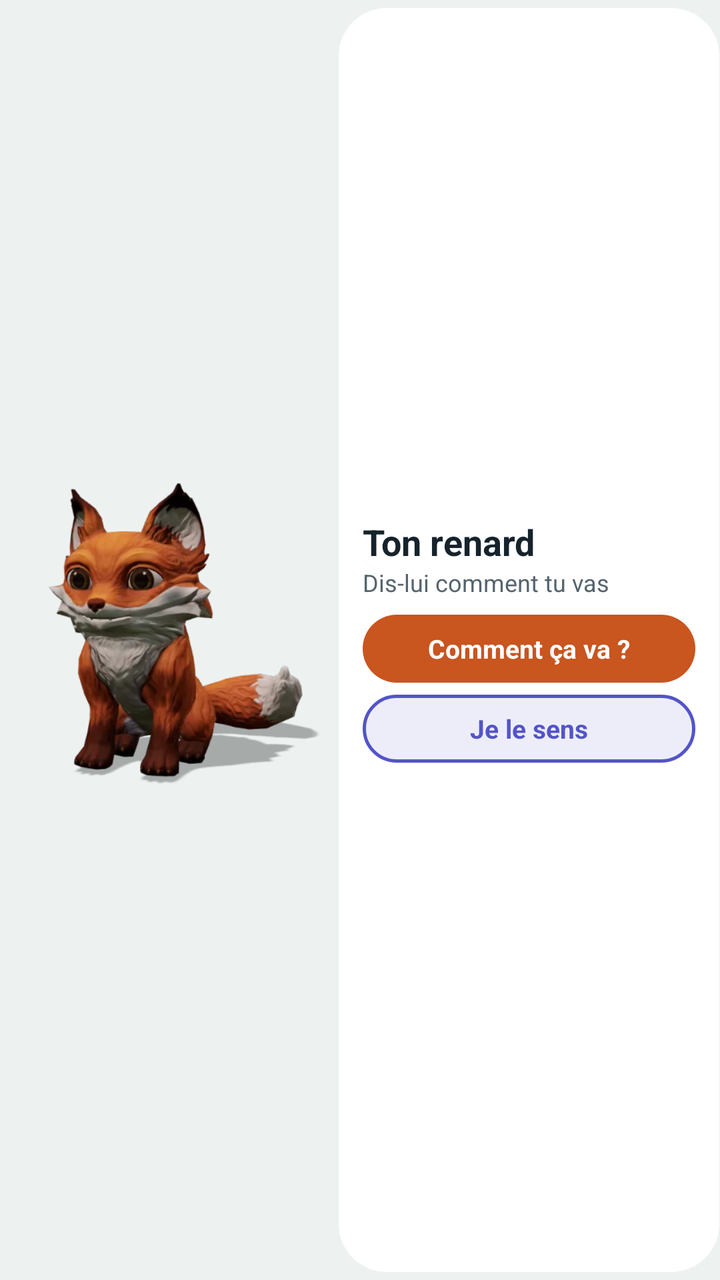
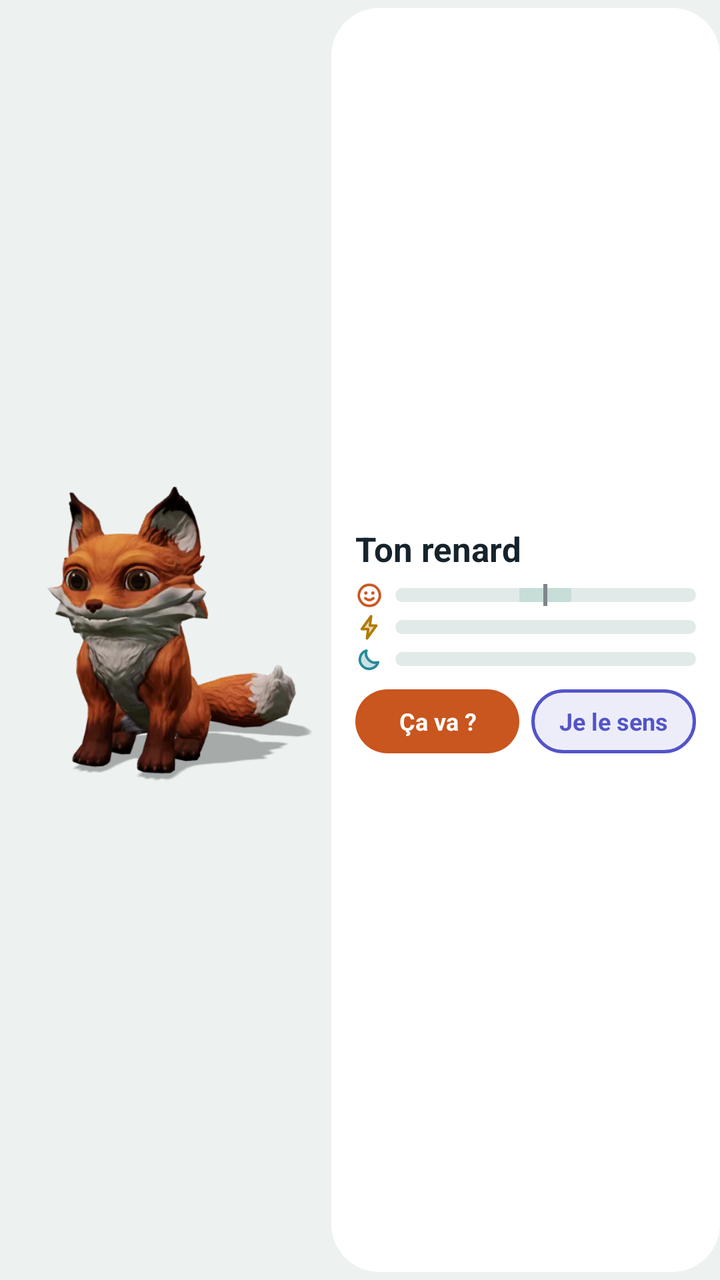

Two renders of the same Android screen: before a commit and after it. Below are the layout's source before the change and the commit's diff.
<!-- AndroidManifest.xml: application theme Theme.MonRenard -->
<!-- res/layout/widget_large.xml -->
<?xml version="1.0" encoding="utf-8"?>
<LinearLayout xmlns:android="http://schemas.android.com/apk/res/android"
    android:id="@android:id/background"
    android:layout_width="match_parent"
    android:layout_height="match_parent"
    android:orientation="horizontal">

    <FrameLayout
        android:layout_width="0dp"
        android:layout_height="match_parent"
        android:layout_weight="1">

        <include
            layout="@layout/widget_fox"
            android:layout_width="match_parent"
            android:layout_height="match_parent" />

        <TextView
            android:id="@+id/zz"
            style="@style/WidgetSleep"
            android:layout_width="wrap_content"
            android:layout_height="wrap_content"
            android:layout_gravity="top|end"
            android:layout_marginTop="6dp"
            android:layout_marginEnd="6dp" />
    </FrameLayout>

    <LinearLayout
        android:layout_width="0dp"
        android:layout_height="match_parent"
        android:layout_marginVertical="4dp"
        android:layout_marginStart="4dp"
        android:layout_weight="1.15"
        android:background="@drawable/widget_bg"
        android:gravity="center_vertical"
        android:orientation="vertical"
        android:paddingHorizontal="12dp"
        android:paddingVertical="10dp">

        <TextView
            android:id="@+id/mood"
            android:layout_width="match_parent"
            android:layout_height="wrap_content"
            android:maxLines="1"
            android:ellipsize="end"
            android:text="@string/widget_default_label"
            android:textColor="@color/widget_fg"
            android:textSize="18sp"
            android:textStyle="bold" />

        <TextView
            android:id="@+id/caption"
            android:layout_width="match_parent"
            android:layout_height="wrap_content"
            android:layout_marginBottom="8dp"
            android:maxLines="2"
            android:ellipsize="end"
            android:text="@string/widget_default_caption"
            android:textColor="@color/widget_muted"
            android:textSize="12sp" />

        <TextView
            android:id="@+id/btn_checkin"
            android:layout_width="match_parent"
            android:layout_height="34dp"
            android:background="@drawable/btn_checkin_bg"
            android:gravity="center"
            android:maxLines="1"
            android:text="@string/widget_checkin"
            android:textColor="@color/accent_fg"
            android:textSize="13sp"
            android:textStyle="bold" />

        <TextView
            android:id="@+id/btn_feel"
            android:layout_width="match_parent"
            android:layout_height="34dp"
            android:layout_marginTop="6dp"
            android:background="@drawable/btn_feel_bg"
            android:gravity="center"
            android:maxLines="1"
            android:text="@string/widget_feel"
            android:textColor="@color/felt"
            android:textSize="13sp"
            android:textStyle="bold" />
    </LinearLayout>
</LinearLayout>
<!-- res/layout/widget_fox.xml (included above) -->
<?xml version="1.0" encoding="utf-8"?>
<ViewFlipper xmlns:android="http://schemas.android.com/apk/res/android"
    android:id="@+id/fox"
    android:layout_width="match_parent"
    android:layout_height="match_parent"
    android:autoStart="true"
    android:flipInterval="125"
    android:importantForAccessibility="yes">
    <ImageView
        android:id="@+id/f00"
        android:layout_width="match_parent"
        android:layout_height="match_parent"
        android:scaleType="fitCenter"
        android:src="@drawable/fox_equilibre_00" />
    <ImageView
        android:id="@+id/f01"
        android:layout_width="match_parent"
        android:layout_height="match_parent"
        android:scaleType="fitCenter"
        android:src="@drawable/fox_equilibre_01" />
    <ImageView
        android:id="@+id/f02"
        android:layout_width="match_parent"
        android:layout_height="match_parent"
        android:scaleType="fitCenter"
        android:src="@drawable/fox_equilibre_02" />
    <ImageView
        android:id="@+id/f03"
        android:layout_width="match_parent"
        android:layout_height="match_parent"
        android:scaleType="fitCenter"
        android:src="@drawable/fox_equilibre_03" />
    <ImageView
        android:id="@+id/f04"
        android:layout_width="match_parent"
        android:layout_height="match_parent"
        android:scaleType="fitCenter"
        android:src="@drawable/fox_equilibre_04" />
    <ImageView
        android:id="@+id/f05"
        android:layout_width="match_parent"
        android:layout_height="match_parent"
        android:scaleType="fitCenter"
        android:src="@drawable/fox_equilibre_05" />
    <ImageView
        android:id="@+id/f06"
        android:layout_width="match_parent"
        android:layout_height="match_parent"
        android:scaleType="fitCenter"
        android:src="@drawable/fox_equilibre_06" />
    <ImageView
        android:id="@+id/f07"
        android:layout_width="match_parent"
        android:layout_height="match_parent"
        android:scaleType="fitCenter"
        android:src="@drawable/fox_equilibre_07" />
    <ImageView
        android:id="@+id/f08"
        android:layout_width="match_parent"
        android:layout_height="match_parent"
        android:scaleType="fitCenter"
        android:src="@drawable/fox_equilibre_08" />
    <ImageView
        android:id="@+id/f09"
        android:layout_width="match_parent"
        android:layout_height="match_parent"
        android:scaleType="fitCenter"
        android:src="@drawable/fox_equilibre_09" />
    <ImageView
        android:id="@+id/f10"
        android:layout_width="match_parent"
        android:layout_height="match_parent"
        android:scaleType="fitCenter"
        android:src="@drawable/fox_equilibre_10" />
    <ImageView
        android:id="@+id/f11"
        android:layout_width="match_parent"
        android:layout_height="match_parent"
        android:scaleType="fitCenter"
        android:src="@drawable/fox_equilibre_11" />
    <ImageView
        android:id="@+id/f12"
        android:layout_width="match_parent"
        android:layout_height="match_parent"
        android:scaleType="fitCenter"
        android:src="@drawable/fox_equilibre_12" />
    <ImageView
        android:id="@+id/f13"
        android:layout_width="match_parent"
        android:layout_height="match_parent"
        android:scaleType="fitCenter"
        android:src="@drawable/fox_equilibre_13" />
    <ImageView
        android:id="@+id/f14"
        android:layout_width="match_parent"
        android:layout_height="match_parent"
        android:scaleType="fitCenter"
        android:src="@drawable/fox_equilibre_14" />
    <ImageView
        android:id="@+id/f15"
        android:layout_width="match_parent"
        android:layout_height="match_parent"
        android:scaleType="fitCenter"
        android:src="@drawable/fox_equilibre_15" />
    <ImageView
        android:id="@+id/f16"
        android:layout_width="match_parent"
        android:layout_height="match_parent"
        android:scaleType="fitCenter"
        android:src="@drawable/fox_equilibre_00" />
    <ImageView
        android:id="@+id/f17"
        android:layout_width="match_parent"
        android:layout_height="match_parent"
        android:scaleType="fitCenter"
        android:src="@drawable/fox_equilibre_01" />
    <ImageView
        android:id="@+id/f18"
        android:layout_width="match_parent"
        android:layout_height="match_parent"
        android:scaleType="fitCenter"
        android:src="@drawable/fox_equilibre_02" />
    <ImageView
        android:id="@+id/f19"
        android:layout_width="match_parent"
        android:layout_height="match_parent"
        android:scaleType="fitCenter"
        android:src="@drawable/fox_equilibre_03" />
    <ImageView
        android:id="@+id/f20"
        android:layout_width="match_parent"
        android:layout_height="match_parent"
        android:scaleType="fitCenter"
        android:src="@drawable/fox_equilibre_04" />
    <ImageView
        android:id="@+id/f21"
        android:layout_width="match_parent"
        android:layout_height="match_parent"
        android:scaleType="fitCenter"
        android:src="@drawable/fox_equilibre_05" />
    <ImageView
        android:id="@+id/f22"
        android:layout_width="match_parent"
        android:layout_height="match_parent"
        android:scaleType="fitCenter"
        android:src="@drawable/fox_equilibre_06" />
    <ImageView
        android:id="@+id/f23"
        android:layout_width="match_parent"
        android:layout_height="match_parent"
        android:scaleType="fitCenter"
        android:src="@drawable/fox_equilibre_07" />
    <ImageView
        android:id="@+id/f24"
        android:layout_width="match_parent"
        android:layout_height="match_parent"
        android:scaleType="fitCenter"
        android:src="@drawable/fox_equilibre_08" />
    <ImageView
        android:id="@+id/f25"
        android:layout_width="match_parent"
        android:layout_height="match_parent"
        android:scaleType="fitCenter"
        android:src="@drawable/fox_equilibre_09" />
    <ImageView
        android:id="@+id/f26"
        android:layout_width="match_parent"
        android:layout_height="match_parent"
        android:scaleType="fitCenter"
        android:src="@drawable/fox_equilibre_10" />
    <ImageView
        android:id="@+id/f27"
        android:layout_width="match_parent"
        android:layout_height="match_parent"
        android:scaleType="fitCenter"
        android:src="@drawable/fox_equilibre_11" />
    <ImageView
        android:id="@+id/f28"
        android:layout_width="match_parent"
        android:layout_height="match_parent"
        android:scaleType="fitCenter"
        android:src="@drawable/fox_equilibre_12" />
    <ImageView
        android:id="@+id/f29"
        android:layout_width="match_parent"
        android:layout_height="match_parent"
        android:scaleType="fitCenter"
        android:src="@drawable/fox_equilibre_13" />
    <ImageView
        android:id="@+id/f30"
        android:layout_width="match_parent"
        android:layout_height="match_parent"
        android:scaleType="fitCenter"
        android:src="@drawable/fox_equilibre_14" />
    <ImageView
        android:id="@+id/f31"
        android:layout_width="match_parent"
        android:layout_height="match_parent"
        android:scaleType="fitCenter"
        android:src="@drawable/fox_equilibre_15" />
</ViewFlipper>
<!-- resources referenced by this layout -->
<resources>
  <string name="widget_checkin">Comment ça va ?</string>
  <!-- unchanged entries left out for length: 32 -->
</resources>

<!-- the commit's change to res/layout/widget_large.xml (unified diff, before → after) -->
@@ -30,59 +30,183 @@
         android:layout_height="match_parent"
         android:layout_marginVertical="4dp"
         android:layout_marginStart="4dp"
-        android:layout_weight="1.15"
+        android:layout_weight="1.2"
         android:background="@drawable/widget_bg"
         android:gravity="center_vertical"
         android:orientation="vertical"
         android:paddingHorizontal="12dp"
-        android:paddingVertical="10dp">
-
-        <TextView
-            android:id="@+id/mood"
+        android:paddingVertical="8dp">
+
+        <LinearLayout
             android:layout_width="match_parent"
             android:layout_height="wrap_content"
-            android:maxLines="1"
-            android:ellipsize="end"
-            android:text="@string/widget_default_label"
-            android:textColor="@color/widget_fg"
-            android:textSize="18sp"
-            android:textStyle="bold" />
+            android:gravity="center_vertical"
+            android:orientation="horizontal">
+
+            <TextView
+                android:id="@+id/mood"
+                android:layout_width="0dp"
+                android:layout_height="wrap_content"
+                android:layout_weight="1"
+                android:ellipsize="end"
+                android:maxLines="1"
+                android:text="@string/widget_default_label"
+                android:textColor="@color/widget_fg"
+                android:textSize="17sp"
+                android:textStyle="bold" />
+
+            <TextView
+                android:id="@+id/heart"
+                style="@style/WidgetHeart"
+                android:layout_width="wrap_content"
+                android:layout_height="wrap_content"
+                android:layout_marginStart="4dp" />
+        </LinearLayout>
 
         <TextView
             android:id="@+id/caption"
             android:layout_width="match_parent"
             android:layout_height="wrap_content"
-            android:layout_marginBottom="8dp"
+            android:layout_marginTop="2dp"
+            android:ellipsize="end"
             android:maxLines="2"
-            android:ellipsize="end"
             android:text="@string/widget_default_caption"
             android:textColor="@color/widget_muted"
-            android:textSize="12sp" />
-
-        <TextView
-            android:id="@+id/btn_checkin"
+            android:textSize="12sp"
+            android:visibility="gone" />
+
+        <LinearLayout
+            android:id="@+id/gauges"
             android:layout_width="match_parent"
-            android:layout_height="34dp"
-            android:background="@drawable/btn_checkin_bg"
-            android:gravity="center"
-            android:maxLines="1"
-            android:text="@string/widget_checkin"
-            android:textColor="@color/accent_fg"
-            android:textSize="13sp"
-            android:textStyle="bold" />
-
-        <TextView
-            android:id="@+id/btn_feel"
+            android:layout_height="wrap_content"
+            android:layout_marginTop="4dp"
+            android:orientation="vertical">
+
+            <LinearLayout
+                android:layout_width="match_parent"
+                android:layout_height="16dp"
+                android:gravity="center_vertical"
+                android:orientation="horizontal">
+
+                <ImageView
+                    android:id="@+id/i_mood"
+                    android:layout_width="14dp"
+                    android:layout_height="14dp"
+                    android:layout_marginEnd="6dp"
+                    android:importantForAccessibility="no"
+                    android:src="@drawable/ic_g_mood" />
+
+                <ProgressBar
+                    android:id="@+id/g_mood_low"
+                    style="@android:style/Widget.ProgressBar.Horizontal"
+                    android:layout_width="0dp"
+                    android:layout_height="7dp"
+                    android:layout_weight="1"
+                    android:max="100"
+                    android:progress="0"
+                    android:progressDrawable="@drawable/bar_mood_low" />
+
+                <ImageView
+                    android:layout_width="2dp"
+                    android:layout_height="11dp"
+                    android:background="@color/gauge_mid"
+                    android:importantForAccessibility="no" />
+
+                <ProgressBar
+                    android:id="@+id/g_mood_high"
+                    style="@android:style/Widget.ProgressBar.Horizontal"
+                    android:layout_width="0dp"
+                    android:layout_height="7dp"
+                    android:layout_weight="1"
+                    android:max="100"
+                    android:progress="0"
+                    android:progressDrawable="@drawable/bar_mood_high" />
+            </LinearLayout>
+
+            <LinearLayout
+                android:layout_width="match_parent"
+                android:layout_height="16dp"
+                android:gravity="center_vertical"
+                android:orientation="horizontal">
+
+                <ImageView
+                    android:id="@+id/i_energy"
+                    android:layout_width="14dp"
+                    android:layout_height="14dp"
+                    android:layout_marginEnd="6dp"
+                    android:importantForAccessibility="no"
+                    android:src="@drawable/ic_g_energy" />
+
+                <ProgressBar
+                    android:id="@+id/g_energy"
+                    style="@android:style/Widget.ProgressBar.Horizontal"
+                    android:layout_width="0dp"
+                    android:layout_height="7dp"
+                    android:layout_weight="1"
+                    android:max="100"
+                    android:progress="0"
+                    android:progressDrawable="@drawable/bar_energy" />
+            </LinearLayout>
+
+            <LinearLayout
+                android:layout_width="match_parent"
+                android:layout_height="16dp"
+                android:gravity="center_vertical"
+                android:orientation="horizontal">
+
+                <ImageView
+                    android:id="@+id/i_sleep"
+                    android:layout_width="14dp"
+                    android:layout_height="14dp"
+                    android:layout_marginEnd="6dp"
+                    android:importantForAccessibility="no"
+                    android:src="@drawable/ic_g_sleep" />
+
+                <ProgressBar
+                    android:id="@+id/g_sleep"
+                    style="@android:style/Widget.ProgressBar.Horizontal"
+                    android:layout_width="0dp"
+                    android:layout_height="7dp"
+                    android:layout_weight="1"
+                    android:max="100"
+                    android:progress="0"
+                    android:progressDrawable="@drawable/bar_sleep" />
+            </LinearLayout>
+        </LinearLayout>
+
+        <LinearLayout
             android:layout_width="match_parent"
-            android:layout_height="34dp"
-            android:layout_marginTop="6dp"
-            android:background="@drawable/btn_feel_bg"
-            android:gravity="center"
-            android:maxLines="1"
-            android:text="@string/widget_feel"
-            android:textColor="@color/felt"
-            android:textSize="13sp"
-            android:textStyle="bold" />
+            android:layout_height="wrap_content"
+            android:layout_marginTop="7dp"
+            android:orientation="horizontal">
+
+            <TextView
+                android:id="@+id/btn_checkin"
+                android:layout_width="0dp"
+                android:layout_height="32dp"
+                android:layout_weight="1"
+                android:background="@drawable/btn_checkin_bg"
+                android:gravity="center"
+                android:maxLines="1"
+                android:text="@string/widget_checkin_short"
+                android:textColor="@color/accent_fg"
+                android:textSize="12sp"
+                android:textStyle="bold" />
+
+            <TextView
+                android:id="@+id/btn_feel"
+                android:layout_width="0dp"
+                android:layout_height="32dp"
+                android:layout_marginStart="6dp"
+                android:layout_weight="1"
+                android:background="@drawable/btn_feel_bg"
+                android:gravity="center"
+                android:maxLines="1"
+                android:text="@string/widget_feel"
+                android:textColor="@color/felt"
+                android:textSize="12sp"
+                android:textStyle="bold" />
+        </LinearLayout>
     </LinearLayout>
 </LinearLayout>
 <!-- res/layout/widget_fox.xml (included above) -->
<!-- resource entries referenced after the edit -->
@@ -1,6 +1,172 @@
 <!-- resources referenced by this layout -->
 <resources>
-  <string name="widget_checkin">Comment ça va ?</string>
+  <color name="gauge_mid">#8C16232C</color>
+  <!-- drawable bar_energy (drawable) -->
+  <?xml version="1.0" encoding="utf-8"?>
+  <layer-list xmlns:android="http://schemas.android.com/apk/res/android">
+      <item android:id="@android:id/background">
+          <shape android:shape="rectangle">
+              <corners android:radius="4dp" />
+              <solid android:color="@color/gauge_track" />
+          </shape>
+      </item>
+      <item android:id="@android:id/progress">
+          <clip android:clipOrientation="horizontal" android:gravity="left">
+              <shape android:shape="rectangle">
+                  <corners android:radius="4dp" />
+                  <solid android:color="@color/energy" />
+              </shape>
+          </clip>
+      </item>
+  </layer-list>
+  <!-- drawable bar_mood_high (drawable) -->
+  <?xml version="1.0" encoding="utf-8"?>
+  <layer-list xmlns:android="http://schemas.android.com/apk/res/android">
+      <item android:id="@android:id/background">
+          <layer-list>
+              <item>
+                  <shape android:shape="rectangle">
+                      <corners android:bottomRightRadius="4dp" android:topRightRadius="4dp" />
+                      <solid android:color="@color/gauge_track" />
+                  </shape>
+              </item>
+              
+              <item android:gravity="start|fill_vertical" android:width="12dp">
+                  <shape android:shape="rectangle">
+                      <solid android:color="@color/gauge_calm" />
+                  </shape>
+              </item>
+          </layer-list>
+      </item>
+      <item android:id="@android:id/progress">
+          <clip android:clipOrientation="horizontal" android:gravity="left">
+              <shape android:shape="rectangle">
+                  <corners android:bottomRightRadius="4dp" android:topRightRadius="4dp" />
+                  <solid android:color="@color/accent" />
+              </shape>
+          </clip>
+      </item>
+  </layer-list>
+  <!-- drawable bar_mood_low (drawable) -->
+  <?xml version="1.0" encoding="utf-8"?>
+  <layer-list xmlns:android="http://schemas.android.com/apk/res/android">
+      <item android:id="@android:id/background">
+          <layer-list>
+              <item>
+                  <shape android:shape="rectangle">
+                      <corners android:bottomLeftRadius="4dp" android:topLeftRadius="4dp" />
+                      <solid android:color="@color/gauge_track" />
+                  </shape>
+              </item>
+              
+              <item android:gravity="end|fill_vertical" android:width="12dp">
+                  <shape android:shape="rectangle">
+                      <solid android:color="@color/gauge_calm" />
+                  </shape>
+              </item>
+          </layer-list>
+      </item>
+      <item android:id="@android:id/progress">
+          <clip android:clipOrientation="horizontal" android:gravity="right">
+              <shape android:shape="rectangle">
+                  <corners android:bottomLeftRadius="4dp" android:topLeftRadius="4dp" />
+                  <solid android:color="@color/mood_low" />
+              </shape>
+          </clip>
+      </item>
+  </layer-list>
+  <!-- drawable bar_sleep (drawable) -->
+  <?xml version="1.0" encoding="utf-8"?>
+  <layer-list xmlns:android="http://schemas.android.com/apk/res/android">
+      <item android:id="@android:id/background">
+          <shape android:shape="rectangle">
+              <corners android:radius="4dp" />
+              <solid android:color="@color/gauge_track" />
+          </shape>
+      </item>
+      <item android:id="@android:id/progress">
+          <clip android:clipOrientation="horizontal" android:gravity="left">
+              <shape android:shape="rectangle">
+                  <corners android:radius="4dp" />
+                  <solid android:color="@color/sleep" />
+              </shape>
+          </clip>
+      </item>
+  </layer-list>
+  <!-- drawable ic_g_energy (drawable) -->
+  <?xml version="1.0" encoding="utf-8"?>
+  <vector xmlns:android="http://schemas.android.com/apk/res/android"
+      android:width="24dp"
+      android:height="24dp"
+      android:viewportWidth="24"
+      android:viewportHeight="24">
+      <path
+          android:fillColor="#4DB07A00"
+          android:pathData="M13.5,2.5L5.5,13.5h5.5l-1,8 8,-11h-5.5z"
+          android:strokeColor="@color/energy"
+          android:strokeLineJoin="round"
+          android:strokeWidth="2.2" />
+  </vector>
+  <!-- drawable ic_g_mood (drawable) -->
+  <?xml version="1.0" encoding="utf-8"?>
+  <vector xmlns:android="http://schemas.android.com/apk/res/android"
+      android:width="24dp"
+      android:height="24dp"
+      android:viewportWidth="24"
+      android:viewportHeight="24">
+      <path
+          android:pathData="M12,3a9,9 0,1 0,0.01 0z"
+          android:strokeWidth="2.2"
+          android:strokeColor="@color/accent" />
+      <path
+          android:fillColor="@color/accent"
+          android:pathData="M9,10m-1.4,0a1.4,1.4 0,1 1,2.8 0a1.4,1.4 0,1 1,-2.8 0M15,10m-1.4,0a1.4,1.4 0,1 1,2.8 0a1.4,1.4 0,1 1,-2.8 0" />
+      <path
+          android:pathData="M8.5,14.5q3.5,3 7,0"
+          android:strokeLineCap="round"
+          android:strokeWidth="2.2"
+          android:strokeColor="@color/accent" />
+  </vector>
+  <!-- drawable ic_g_sleep (drawable) -->
+  <?xml version="1.0" encoding="utf-8"?>
+  <vector xmlns:android="http://schemas.android.com/apk/res/android"
+      android:width="24dp"
+      android:height="24dp"
+      android:viewportWidth="24"
+      android:viewportHeight="24">
+      <path
+          android:fillColor="#402A8A98"
+          android:pathData="M19.5,14.5A8,8 0,0 1,9.5 4.5a8,8 0,1 0,10 10z"
+          android:strokeColor="@color/sleep"
+          android:strokeLineJoin="round"
+          android:strokeWidth="2.2" />
+  </vector>
+  <string name="widget_checkin_short">Ça va ?</string>
+  <style name="WidgetHeart">
+          <item name="android:background">@drawable/chip_heart_bg</item>
+          <item name="android:paddingStart">7dp</item>
+          <item name="android:paddingEnd">7dp</item>
+          <item name="android:paddingTop">1dp</item>
+          <item name="android:paddingBottom">1dp</item>
+          <item name="android:maxLines">1</item>
+          <item name="android:textColor">@color/heart</item>
+          <item name="android:textSize">11sp</item>
+          <item name="android:textStyle">bold</item>
+          <item name="android:visibility">gone</item>
+      </style>
+  <color name="gauge_track">#E2EAE9</color>
+  <color name="energy">#B07A00</color>
+  <color name="gauge_calm">#C6DDD8</color>
+  <color name="mood_low">#4F6BB0</color>
+  <color name="sleep">#2A8A98</color>
+  <!-- drawable chip_heart_bg (drawable) -->
+  <?xml version="1.0" encoding="utf-8"?>
+  <shape xmlns:android="http://schemas.android.com/apk/res/android" android:shape="rectangle">
+      <solid android:color="@color/heart_bg" />
+      <corners android:radius="999dp" />
+  </shape>
+  <color name="heart">#C2335A</color>
+  <color name="heart_bg">#F2FFFFFF</color>
   <!-- unchanged entries left out for length: 32 -->
 </resources>
 
